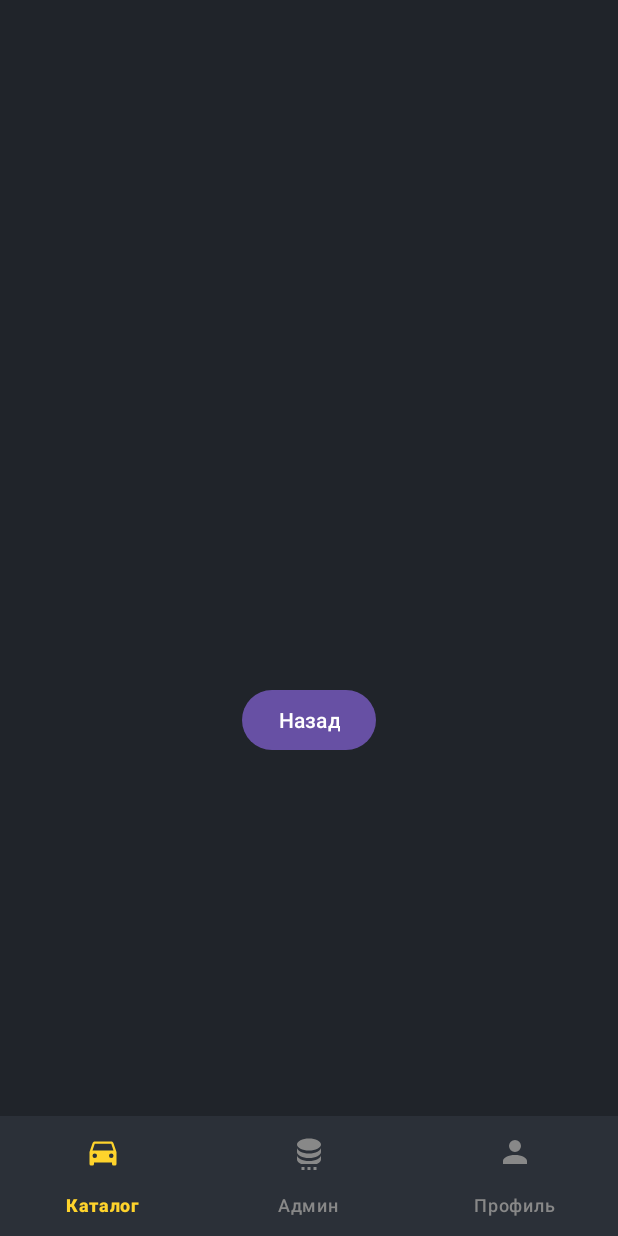
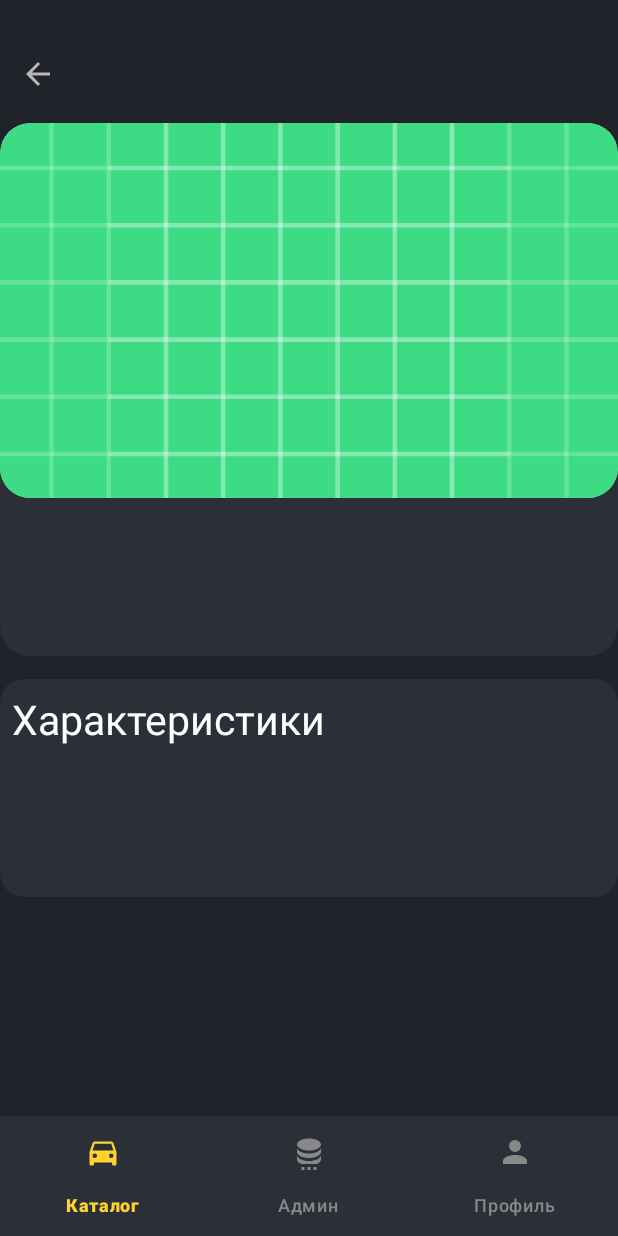
Before and after one commit to vector363/Car_dealership_cursovaya, an Android app: the fragment CarDetailFragment placed in its activity, on a phone screen of 412 x 824 dp. Run offline under Robolectric (Android 15) with nearby library versions, the phone set to English and light mode, and no system bars; our stand-ins replace Firebase (no records; nobody signed in at launch, a user with empty details on screens opened directly), Picasso; 1 statement that could not run was skipped.

Commit message:
Modify_Car_Detail

```diff
--- a/app/src/main/java/com/example/cardealership_cursovaya/CarDetailFragment.java
+++ b/app/src/main/java/com/example/cardealership_cursovaya/CarDetailFragment.java
@@ -8,6 +8,7 @@ import android.view.LayoutInflater;
 import android.view.View;
 import android.view.ViewGroup;
 import android.widget.Button;
+import android.widget.ImageButton;
 import android.widget.ImageView;
 import android.widget.TextView;
 
@@ -46,7 +47,7 @@ public class CarDetailFragment extends Fragment {
         TextView bodyType = view.findViewById(R.id.car_body_type_detail);
         TextView year = view.findViewById(R.id.car_year_detail);
         TextView mileage = view.findViewById(R.id.car_mileage_detail);
-        Button btnBack = view.findViewById(R.id.btn_back);
+        ImageButton btnBack = view.findViewById(R.id.btn_back);
 
         // Заполняем данные
         if (car != null) {
@@ -57,8 +58,8 @@ public class CarDetailFragment extends Fragment {
                         .into(carImage);
             }
 
-            brandModel.setText(String.format("%s %s", car.getBrand(), car.getModel()));
-            price.setText(String.format("%,d ₽", (int)car.getPrice()));
+            brandModel.setText(String.format("%s %s, %s", car.getBrand(), car.getModel(), car.getYear()));
+            price.setText(String.format("%,d ₽", (int)car.getPrice()).replace(",", " "));
             bodyType.setText(String.format("Тип кузова: %s", car.getBodyType()));
             year.setText(String.format("Год выпуска: %s г.", car.getYear()));
             mileage.setText(String.format("Пробег: %,d км", (int)car.getMileage()));
--- a/app/src/main/java/com/example/cardealership_cursovaya/main/FavoriteCarAdapter.java
+++ b/app/src/main/java/com/example/cardealership_cursovaya/main/FavoriteCarAdapter.java
@@ -18,6 +18,7 @@ import com.squareup.picasso.Callback;
 import com.squareup.picasso.Picasso;
 
 import java.util.List;
+import java.util.logging.Handler;
 
 public class FavoriteCarAdapter extends RecyclerView.Adapter<FavoriteCarAdapter.CarViewHolder> {
     private List<Car> cars;
@@ -42,7 +43,18 @@ public class FavoriteCarAdapter extends RecyclerView.Adapter<FavoriteCarAdapter.
 
     @Override
     public void onBindViewHolder(@NonNull CarViewHolder holder, int position) {
+        // Устанавливаем заполненную иконку для избранного
+        holder.favoriteButton.setImageResource(R.drawable.ic_favorite_sel);
+
         Car car = cars.get(position);
+
+        // Обработчик клика по всему элементу
+        holder.itemView.setOnClickListener(v -> {
+
+            if (listener != null) {
+                listener.onCarClick(car);
+            }
+        });
 
         holder.carBrand.setText(car.getBrand());
         holder.carModel.setText(car.getModel());
@@ -51,8 +63,6 @@ public class FavoriteCarAdapter extends RecyclerView.Adapter<FavoriteCarAdapter.
         holder.carYear.setText(car.getYear() + "г.,");
         holder.carMileage.setText(String.format("%,d км", (int)car.getMileage()));
 
-        // Устанавливаем заполненную иконку для избранного
-        holder.favoriteButton.setImageResource(R.drawable.ic_favorite_sel);
 
         // Обработчик клика по кнопке избранного
         holder.favoriteButton.setOnClickListener(v -> {
@@ -74,13 +84,6 @@ public class FavoriteCarAdapter extends RecyclerView.Adapter<FavoriteCarAdapter.
                         }
                     });
         }
-
-        // Обработчик клика по всему элементу
-        holder.itemView.setOnClickListener(v -> {
-            if (listener != null) {
-                listener.onCarClick(car);
-            }
-        });
     }
 
     private void removeFromFavorites(String carId, int position) {
--- /dev/null
+++ b/app/src/main/res/drawable/ic_back.xml
@@ -0,0 +1,5 @@
+<vector xmlns:android="http://schemas.android.com/apk/res/android" android:autoMirrored="true" android:height="24dp" android:tint="@color/colorTextGray" android:viewportHeight="24" android:viewportWidth="24" android:width="24dp">
+
+    <path android:fillColor="@android:color/white" android:pathData="M20,11H7.83l5.59,-5.59L12,4l-8,8 8,8 1.41,-1.41L7.83,13H20v-2z"/>
+
+</vector>
--- a/app/src/main/res/layout/fragment_car_detail.xml
+++ b/app/src/main/res/layout/fragment_car_detail.xml
@@ -2,60 +2,124 @@
 <ScrollView xmlns:android="http://schemas.android.com/apk/res/android"
     android:layout_width="match_parent"
     android:layout_height="match_parent"
-    android:padding="16dp">
+    xmlns:app="http://schemas.android.com/apk/res-auto">
 
     <LinearLayout
         android:layout_width="match_parent"
         android:layout_height="wrap_content"
         android:orientation="vertical"
         android:gravity="center">
+        <ImageButton
+            android:id="@+id/btn_back"
+            android:layout_width="50dp"
+            android:layout_height="50dp"
+            android:layout_marginTop="24dp"
+            android:layout_gravity="start"
+            android:src="@drawable/ic_back"
+            android:background="?attr/selectableItemBackgroundBorderless"
+            android:contentDescription="btn_back"/>
+
+        <com.google.android.material.card.MaterialCardView
+            android:layout_width="match_parent"
+            android:layout_height="wrap_content"
+            app:cardCornerRadius="20dp"
+            app:strokeWidth="0dp"
+            app:cardBackgroundColor="@color/UnswitchColor"
+            android:layout_marginTop="8dp">
+            <LinearLayout
+                android:layout_width="match_parent"
+                android:layout_height="wrap_content"
+                android:orientation="vertical">
+                <com.google.android.material.card.MaterialCardView
+                    android:layout_width="match_parent"
+                    android:layout_height="wrap_content"
+                    app:cardCornerRadius="20dp"
+                    app:strokeWidth="0dp">
 
                     <ImageView
                         android:id="@+id/car_image_detail"
                         android:layout_width="match_parent"
                         android:layout_height="250dp"
                         android:scaleType="centerCrop"
-            android:adjustViewBounds="true"/>
+                        android:adjustViewBounds="true"
+                        android:src="@drawable/ic_launcher_background"/>
+                </com.google.android.material.card.MaterialCardView>
 
                 <TextView
                     android:id="@+id/car_brand_model_detail"
                     android:layout_width="match_parent"
                     android:layout_height="wrap_content"
-            android:textSize="24sp"
+                    android:textColor="@color/colorTextGray"
+                    android:textSize="28sp"
                     android:textStyle="bold"
-            android:layout_marginTop="16dp"/>
+                    android:layout_marginTop="8dp"
+                    android:layout_marginStart="8dp"/>
 
                 <TextView
                     android:id="@+id/car_price_detail"
                     android:layout_width="match_parent"
                     android:layout_height="wrap_content"
-            android:textSize="20sp"
+                    android:textColor="@color/colorTextWhite"
+                    android:textSize="32sp"
+                    android:layout_marginTop="8dp"
+                    android:layout_marginStart="8dp"
+                    android:layout_marginBottom="8dp"
+                    />
+            </LinearLayout>
+
+        </com.google.android.material.card.MaterialCardView>
+
+
+
+        <com.google.android.material.card.MaterialCardView
+            android:layout_width="match_parent"
+            android:layout_height="wrap_content"
+            app:cardCornerRadius="16dp"
+            app:strokeWidth="0dp"
+            app:cardBackgroundColor="@color/UnswitchColor"
+            android:layout_marginTop="15dp">
+
+            <LinearLayout
+                android:layout_width="match_parent"
+                android:layout_height="wrap_content"
+                android:orientation="vertical">
+                <TextView
+                    android:id="@+id/title"
+                    android:layout_width="wrap_content"
+                    android:layout_height="match_parent"
+                    android:textColor="@color/colorTextWhite"
+                    android:text="Характеристики"
+                    android:textSize="27dp"
+                    android:layout_marginStart="8dp"
                     android:layout_marginTop="8dp"/>
-
                 <TextView
                     android:id="@+id/car_body_type_detail"
                     android:layout_width="match_parent"
                     android:layout_height="wrap_content"
-            android:layout_marginTop="8dp"/>
+                    android:layout_marginTop="10dp"
+                    android:layout_marginStart="8dp"
+                    android:textColor="@color/colorTextGray"
+                    android:textSize="18sp"/>
 
                 <TextView
                     android:id="@+id/car_year_detail"
                     android:layout_width="match_parent"
                     android:layout_height="wrap_content"
-            android:layout_marginTop="8dp"/>
+                    android:layout_marginTop="8dp"
+                    android:layout_marginStart="8dp"
+                    android:textColor="@color/colorTextGray"
+                    android:textSize="18sp"/>
 
                 <TextView
                     android:id="@+id/car_mileage_detail"
                     android:layout_width="match_parent"
                     android:layout_height="wrap_content"
-            android:layout_marginTop="8dp"/>
-
-        <Button
-            android:id="@+id/btn_back"
-            android:layout_width="wrap_content"
-            android:layout_height="wrap_content"
-            android:text="Назад"
-            android:layout_marginTop="24dp"/>
+                    android:layout_marginTop="8dp"
+                    android:layout_marginStart="8dp"
+                    android:textColor="@color/colorTextGray"
+                    android:textSize="18sp"/>
 
             </LinearLayout>
+        </com.google.android.material.card.MaterialCardView>
+    </LinearLayout>
 </ScrollView>
--- a/app/src/main/res/layout/fragment_catalog.xml
+++ b/app/src/main/res/layout/fragment_catalog.xml
@@ -5,7 +5,7 @@
     android:layout_height="match_parent">
 
     <LinearLayout
-        android:layout_marginTop="10dp"
+        android:layout_marginTop="20dp"
         android:layout_width="match_parent"
         android:layout_height="match_parent"
         android:orientation="vertical">
--- a/app/src/main/res/layout/item_car.xml
+++ b/app/src/main/res/layout/item_car.xml
@@ -6,6 +6,7 @@
     android:layout_margin="8dp"
     app:cardCornerRadius="12dp"
     app:cardElevation="4dp">
+
     <androidx.constraintlayout.widget.ConstraintLayout
         android:layout_width="match_parent"
         android:layout_height="wrap_content"
@@ -66,7 +67,7 @@
             android:textSize="20sp"
             android:textColor="@color/colorTextWhite"
             android:layout_marginStart="10dp"
-            android:layout_marginBottom="8dp"
+            android:layout_marginBottom="24dp"
             app:layout_constraintTop_toBottomOf="@id/car_brand"
             app:layout_constraintBottom_toBottomOf="parent"/>
 
```
Also changed, not shown: app/src/main/res/drawable/ic_favorite_anim.gif (added). Lines whose indentation alone changed are shown as unchanged.
